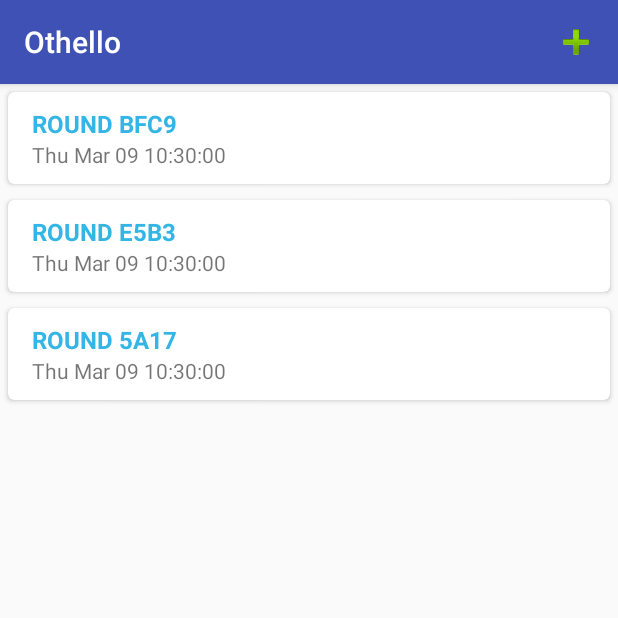
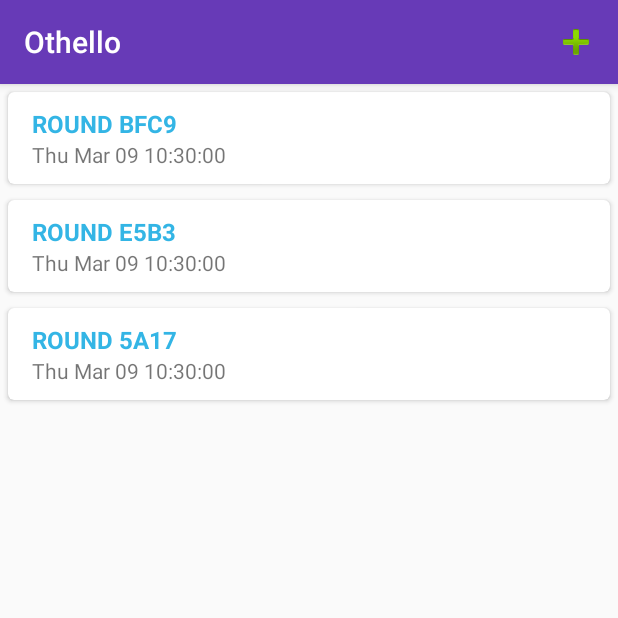
Before and after one commit to Yyandrakk/Othello_damd, an Android app: the screen it shows after launch (RoundListActivity), on a phone screen of 412 x 824 dp, the top half of it. Run offline under Robolectric (Android 15) with nearby library versions, the phone set to English and light mode, and no system bars.

Commit message:
cambio de colores

```diff
--- a/app/build.gradle
+++ b/app/build.gradle
@@ -27,12 +27,12 @@ dependencies {
     androidTestCompile('com.android.support.test.espresso:espresso-core:2.2.2', {
         exclude group: 'com.android.support', module: 'support-annotations'
     })
+    compile files('libs/multijugador.jar')
+    compile files('libs/othello.jar')
     compile 'com.android.support:appcompat-v7:25.2.0'
     compile 'com.android.support.constraint:constraint-layout:1.0.1'
-    testCompile 'junit:junit:4.12'
     compile 'com.android.support:design:25.2.0'
     compile 'com.android.support:recyclerview-v7:25.2.0'
-    compile files('libs/multijugador.jar')
-    compile files('libs/othello.jar')
     compile 'com.android.support:cardview-v7:25.2.0'
+    testCompile 'junit:junit:4.12'
 }
--- a/app/src/main/res/values/colors.xml
+++ b/app/src/main/res/values/colors.xml
@@ -1,6 +1,7 @@
 <?xml version="1.0" encoding="utf-8"?>
 <resources>
-    <color name="colorPrimary">#3F51B5</color>
-    <color name="colorPrimaryDark">#303F9F</color>
-    <color name="colorAccent">#FF4081</color>
+    <color name="colorPrimary">#673AB7</color>
+    <color name="colorPrimaryDark">#512DA8</color>
+    <color name="colorAccent">#FF5252</color>
+    <color name="navigationBarColor">#D1C4E9</color>
 </resources>
--- a/app/src/main/res/values/dimens.xml
+++ b/app/src/main/res/values/dimens.xml
@@ -5,4 +5,7 @@
     <dimen name="tipo_grande">20dp</dimen>
     <dimen name="tipo_reducido">10dp</dimen>
     <dimen name="title_size">20dp</dimen>
+    <dimen name="nav_header_vertical_spacing">16dp</dimen>
+    <dimen name="nav_header_height">160dp</dimen>
+    <dimen name="fab_margin">16dp</dimen>
 </resources>
--- a/app/src/main/res/values/strings.xml
+++ b/app/src/main/res/values/strings.xml
@@ -7,4 +7,10 @@
     <string name="round_restarted">Ronda recomenzada</string>
     <string name="win">Has ganado la partida</string>
     <string name="name_aleatorio">Jugador Aleatorio</string>
+    <string name="title_activity_barra">barra</string>
+
+    <string name="navigation_drawer_open">Abrir barra de navegacion</string>
+    <string name="navigation_drawer_close">Cerrar barra de navegacion</string>
+
+    <string name="action_settings">Opciones</string>
 </resources>
```
Also changed, not shown: app/src/main/java/es/uam/oscar_garcia/othello/actividades/RoundListFragment.java (+5 -5 lines), app/src/main/res/values/styles.xml (+10 -1 lines), 1 other file.
